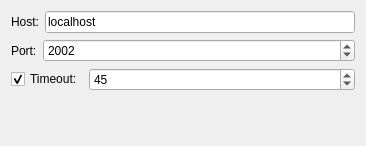
Above: kword/plugins/scripting/scripts/ooimportconfig.ui from KDE/calligra before the change. Below: the same form after it.
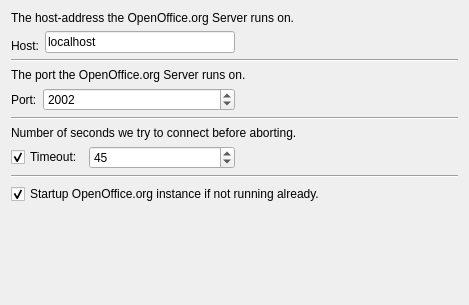
That is the form after the change.

Commit message: * use a thread+timer to update the progressbar for more regular feedback. * more connection-options.

Patch:
```diff
--- a/kword/plugins/scripting/scripts/ooimportconfig.ui
+++ b/kword/plugins/scripting/scripts/ooimportconfig.ui
@@ -5,8 +5,8 @@
    <rect>
     <x>0</x>
     <y>0</y>
-    <width>366</width>
-    <height>146</height>
+    <width>469</width>
+    <height>305</height>
    </rect>
   </property>
   <property name="windowTitle" >
@@ -16,12 +16,29 @@
    <item>
     <layout class="QVBoxLayout" >
      <item>
+      <layout class="QVBoxLayout" >
+       <item>
+        <widget class="QLabel" name="label_3" >
+         <property name="text" >
+          <string>The host-address the OpenOffice.org Server runs on.</string>
+         </property>
+         <property name="wordWrap" >
+          <bool>true</bool>
+         </property>
+        </widget>
+       </item>
+       <item>
+        <layout class="QHBoxLayout" >
+         <item>
       <layout class="QHBoxLayout" >
        <item>
         <widget class="QLabel" name="label" >
          <property name="text" >
           <string>Host:</string>
          </property>
+             <property name="alignment" >
+              <set>Qt::AlignAbsolute|Qt::AlignBottom|Qt::AlignCenter|Qt::AlignHCenter|Qt::AlignHorizontal_Mask|Qt::AlignJustify|Qt::AlignLeading|Qt::AlignLeft|Qt::AlignRight|Qt::AlignTop|Qt::AlignTrailing|Qt::AlignVCenter|Qt::AlignVertical_Mask</set>
+             </property>
         </widget>
        </item>
        <item>
@@ -34,6 +51,44 @@
       </layout>
      </item>
      <item>
+          <spacer>
+           <property name="orientation" >
+            <enum>Qt::Horizontal</enum>
+           </property>
+           <property name="sizeHint" >
+            <size>
+             <width>31</width>
+             <height>20</height>
+            </size>
+           </property>
+          </spacer>
+         </item>
+        </layout>
+       </item>
+      </layout>
+     </item>
+     <item>
+      <widget class="Line" name="line" >
+       <property name="orientation" >
+        <enum>Qt::Horizontal</enum>
+       </property>
+      </widget>
+     </item>
+     <item>
+      <layout class="QVBoxLayout" >
+       <item>
+        <widget class="QLabel" name="label_4" >
+         <property name="text" >
+          <string>The port the OpenOffice.org Server runs on.</string>
+         </property>
+         <property name="wordWrap" >
+          <bool>true</bool>
+         </property>
+        </widget>
+       </item>
+       <item>
+        <layout class="QHBoxLayout" >
+         <item>
       <layout class="QHBoxLayout" >
        <item>
         <widget class="QLabel" name="label_2" >
@@ -61,6 +116,44 @@
       </layout>
      </item>
      <item>
+          <spacer>
+           <property name="orientation" >
+            <enum>Qt::Horizontal</enum>
+           </property>
+           <property name="sizeHint" >
+            <size>
+             <width>31</width>
+             <height>20</height>
+            </size>
+           </property>
+          </spacer>
+         </item>
+        </layout>
+       </item>
+      </layout>
+     </item>
+     <item>
+      <widget class="Line" name="line_2" >
+       <property name="orientation" >
+        <enum>Qt::Horizontal</enum>
+       </property>
+      </widget>
+     </item>
+     <item>
+      <layout class="QVBoxLayout" >
+       <item>
+        <widget class="QLabel" name="label_5" >
+         <property name="text" >
+          <string>Number of seconds we try to connect before aborting.</string>
+         </property>
+         <property name="wordWrap" >
+          <bool>true</bool>
+         </property>
+        </widget>
+       </item>
+       <item>
+        <layout class="QHBoxLayout" >
+         <item>
       <layout class="QHBoxLayout" >
        <item>
         <widget class="QCheckBox" name="timeoutCheckBox" >
@@ -89,6 +182,40 @@
         </widget>
        </item>
       </layout>
+         </item>
+         <item>
+          <spacer>
+           <property name="orientation" >
+            <enum>Qt::Horizontal</enum>
+           </property>
+           <property name="sizeHint" >
+            <size>
+             <width>31</width>
+             <height>20</height>
+            </size>
+           </property>
+          </spacer>
+         </item>
+        </layout>
+       </item>
+      </layout>
+     </item>
+     <item>
+      <widget class="Line" name="line_3" >
+       <property name="orientation" >
+        <enum>Qt::Horizontal</enum>
+       </property>
+      </widget>
+     </item>
+     <item>
+      <widget class="QCheckBox" name="startupCheckBox" >
+       <property name="text" >
+        <string>Startup OpenOffice.org instance if not running already.</string>
+       </property>
+       <property name="checked" >
+        <bool>true</bool>
+       </property>
+      </widget>
      </item>
      <item>
       <spacer>
```
Lines whose indentation alone changed are shown as unchanged. The commit also changes 1 other file.
